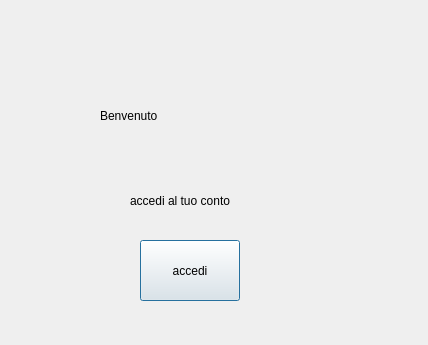
Before: the Qt Designer form welcomedialog.ui in AndreaDiPietro0/BankAccount_DiPietro, drawn with Qt 5.
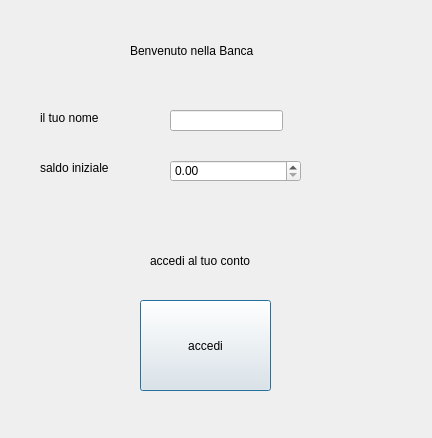
After: the same form once the commit is applied.

The edit to the form file:
```diff
--- a/welcomedialog.ui
+++ b/welcomedialog.ui
@@ -6,8 +6,8 @@
    <rect>
     <x>0</x>
     <y>0</y>
-    <width>428</width>
-    <height>345</height>
+    <width>432</width>
+    <height>438</height>
    </rect>
   </property>
   <property name="windowTitle">
@@ -16,21 +16,21 @@
   <widget class="QLabel" name="label">
    <property name="geometry">
     <rect>
-     <x>100</x>
-     <y>60</y>
-     <width>211</width>
-     <height>111</height>
-    </rect>
-   </property>
-   <property name="text">
-    <string>Benvenuto</string>
-   </property>
-  </widget>
-  <widget class="QLabel" name="label_2">
-   <property name="geometry">
-    <rect>
      <x>130</x>
-     <y>180</y>
+     <y>10</y>
+     <width>171</width>
+     <height>81</height>
+    </rect>
+   </property>
+   <property name="text">
+    <string>Benvenuto nella Banca</string>
+   </property>
+  </widget>
+  <widget class="QLabel" name="label_2">
+   <property name="geometry">
+    <rect>
+     <x>150</x>
+     <y>240</y>
      <width>121</width>
      <height>41</height>
     </rect>
@@ -43,15 +43,64 @@
    <property name="geometry">
     <rect>
      <x>140</x>
-     <y>240</y>
-     <width>100</width>
-     <height>61</height>
+     <y>300</y>
+     <width>131</width>
+     <height>91</height>
     </rect>
    </property>
    <property name="text">
     <string>accedi</string>
    </property>
   </widget>
+  <widget class="QLabel" name="label_3">
+   <property name="geometry">
+    <rect>
+     <x>40</x>
+     <y>110</y>
+     <width>81</width>
+     <height>16</height>
+    </rect>
+   </property>
+   <property name="text">
+    <string>il tuo nome</string>
+   </property>
+  </widget>
+  <widget class="QLineEdit" name="editNome">
+   <property name="geometry">
+    <rect>
+     <x>170</x>
+     <y>110</y>
+     <width>113</width>
+     <height>21</height>
+    </rect>
+   </property>
+  </widget>
+  <widget class="QLabel" name="label_4">
+   <property name="geometry">
+    <rect>
+     <x>40</x>
+     <y>160</y>
+     <width>81</width>
+     <height>16</height>
+    </rect>
+   </property>
+   <property name="text">
+    <string>saldo iniziale</string>
+   </property>
+  </widget>
+  <widget class="QDoubleSpinBox" name="spinSaldo">
+   <property name="geometry">
+    <rect>
+     <x>170</x>
+     <y>160</y>
+     <width>131</width>
+     <height>22</height>
+    </rect>
+   </property>
+   <property name="maximum">
+    <double>100000000000000.000000000000000</double>
+   </property>
+  </widget>
  </widget>
  <resources/>
  <connections/>
```
